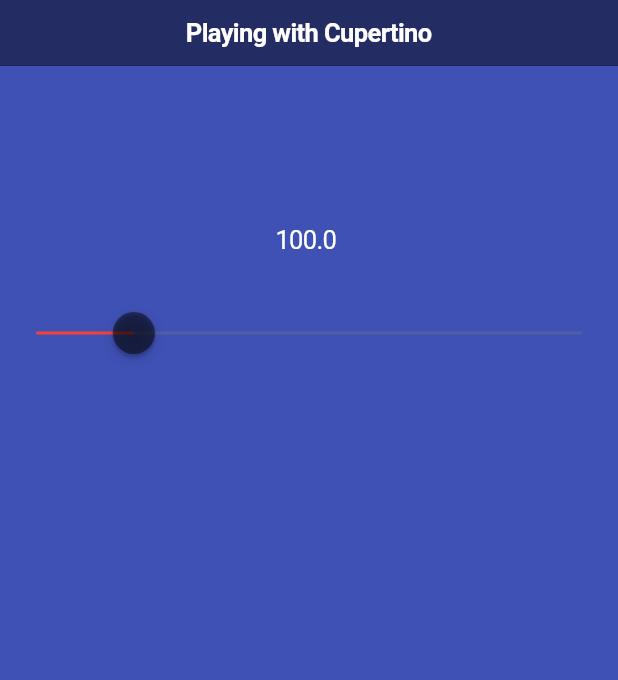
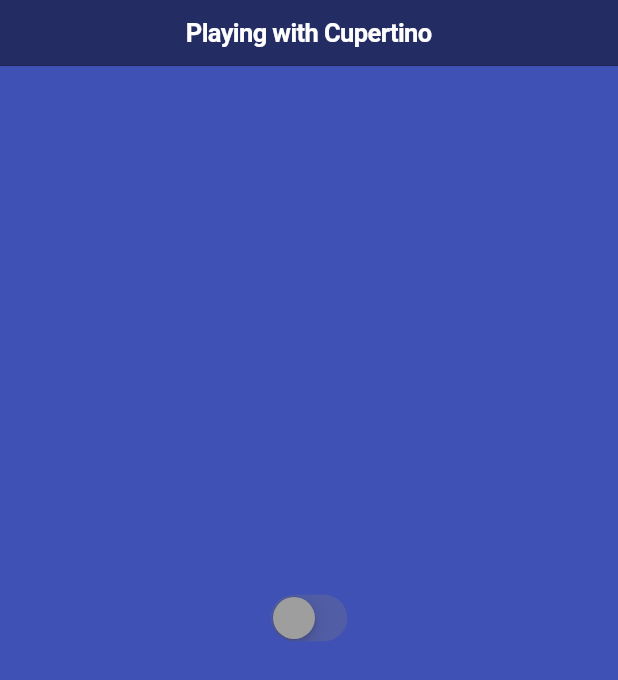
Before and after one commit to wohamedosama/playing-with-cupertino-widgets, a Flutter app: the screen it shows after launch, on a phone screen of 412 x 824 dp. Shown: the top 680 px of the screen. Run offline on Flutter 3.47's test engine with Material 3 defaults, Android fonts, the phone set to English and light mode, and no system bars.

Commit message:
- Cupertino Switch

```diff
--- a/lib/cupertino_widgets/cupertino_page_scaffold.dart
+++ b/lib/cupertino_widgets/cupertino_page_scaffold.dart
@@ -9,7 +9,7 @@
 }
 
 class _TestScreenState extends State<TestScreen> {
-  double value = 100;
+  bool isLight = false;
 
   @override
   Widget build(BuildContext context) {
@@ -22,23 +22,17 @@
         brightness: Brightness.dark,
       ),
       child: Padding(
-        padding: const EdgeInsets.only(left: 16.0, right: 16, top: 150),
+        padding: const EdgeInsets.only(left: 16.0, right: 16),
         child: Column(
-          mainAxisAlignment: MainAxisAlignment.start,
+          mainAxisAlignment: MainAxisAlignment.center,
           children: [
-            Text('${value.toString()} '),
-            SizedBox(height: 30),
-            SizedBox(
-              width: double.infinity,
-              child: CupertinoSlider(
-                min: 10,
-                max: 600,
-                divisions: 10,
-                thumbColor: Colors.black45,
-                value: value,
-                onChanged: (index) {
+            Center(
+              child: CupertinoSwitch(
+                inactiveThumbColor: Colors.grey,
+                value: isLight,
+                onChanged: (isLight) {
                   setState(() {
-                    value = index;
+                    this.isLight = isLight;
                   });
                 },
               ),
```
